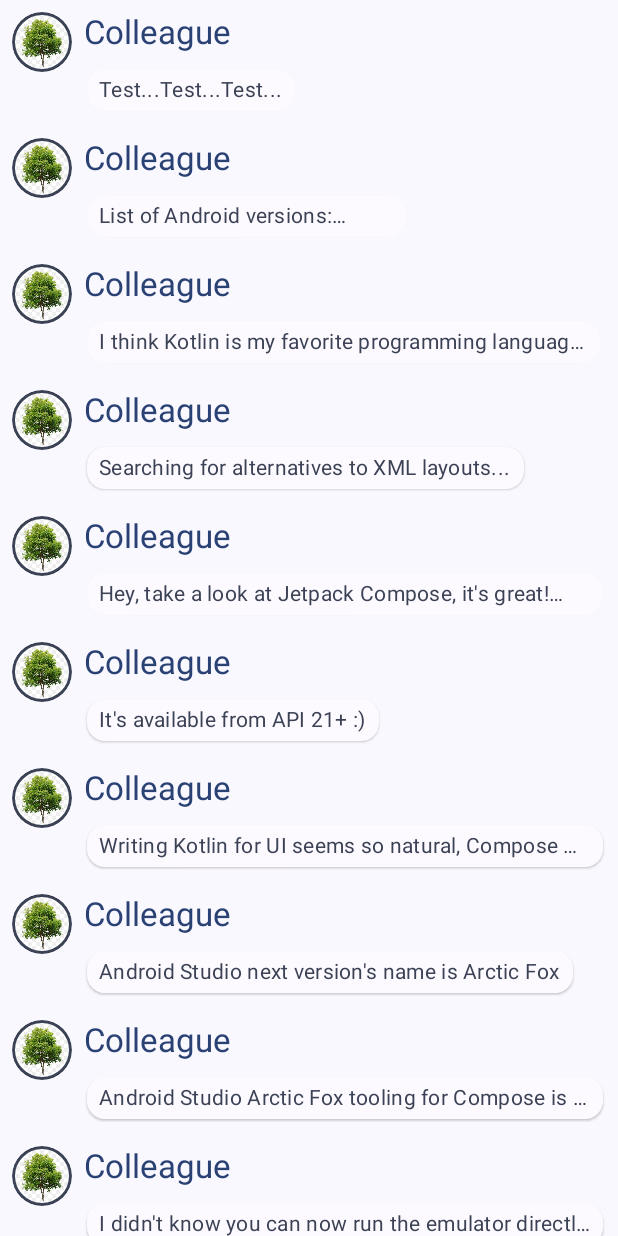
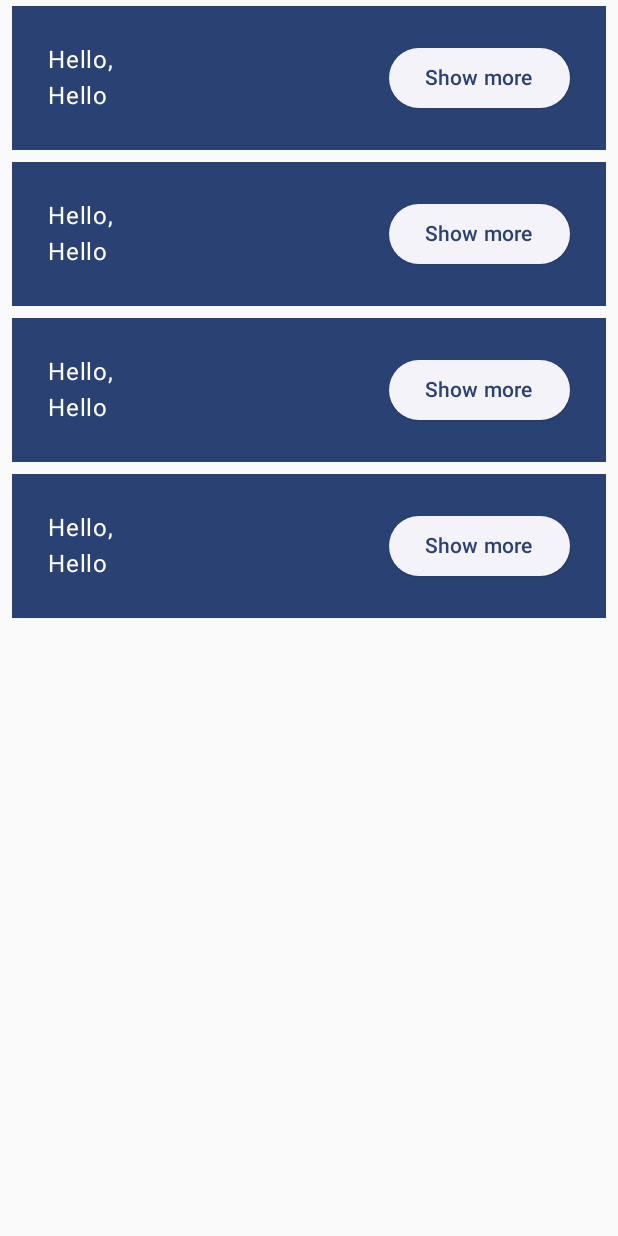
Before and after one commit to Ojongseok/Compose_CodeLab_Tutorial, an Android app built with Jetpack Compose: the screen it shows after launch (MainActivity), on a phone screen of 412 x 824 dp. Run offline under Robolectric (Android 15) with nearby library versions, the phone set to English and light mode, and no system bars.

```diff
--- a/app/src/main/java/com/example/composetutorial/MainActivity.kt
+++ b/app/src/main/java/com/example/composetutorial/MainActivity.kt
@@ -1,114 +1,75 @@
 package com.example.composetutorial
 
 import android.os.Bundle
+import android.widget.Toast
 import androidx.activity.ComponentActivity
 import androidx.activity.compose.setContent
-import androidx.compose.animation.animateColorAsState
-import androidx.compose.animation.animateContentSize
-import androidx.compose.foundation.Image
-import androidx.compose.foundation.border
-import androidx.compose.foundation.clickable
+import androidx.compose.foundation.BorderStroke
+import androidx.compose.foundation.background
 import androidx.compose.foundation.layout.Column
+import androidx.compose.foundation.layout.PaddingValues
 import androidx.compose.foundation.layout.Row
-import androidx.compose.foundation.layout.Spacer
-import androidx.compose.foundation.layout.height
+import androidx.compose.foundation.layout.fillMaxWidth
 import androidx.compose.foundation.layout.padding
-import androidx.compose.foundation.layout.size
-import androidx.compose.foundation.layout.width
-import androidx.compose.foundation.lazy.LazyColumn
-import androidx.compose.foundation.lazy.items
-import androidx.compose.foundation.shape.CircleShape
+import androidx.compose.material3.ElevatedButton
 import androidx.compose.material3.MaterialTheme
+import androidx.compose.material3.OutlinedButton
 import androidx.compose.material3.Surface
 import androidx.compose.material3.Text
 import androidx.compose.runtime.Composable
-import androidx.compose.runtime.getValue
-import androidx.compose.runtime.mutableStateOf
-import androidx.compose.runtime.remember
-import androidx.compose.runtime.setValue
 import androidx.compose.ui.Modifier
-import androidx.compose.ui.draw.clip
-import androidx.compose.ui.res.painterResource
-import androidx.compose.ui.text.style.TextOverflow
+import androidx.compose.ui.graphics.Color
+import androidx.compose.ui.platform.LocalContext
+import androidx.compose.ui.text.font.FontStyle
+import androidx.compose.ui.text.font.FontWeight
 import androidx.compose.ui.tooling.preview.Preview
 import androidx.compose.ui.unit.dp
+import androidx.compose.ui.unit.sp
 import com.example.composetutorial.ui.theme.ComposeTutorialTheme
 
 class MainActivity : ComponentActivity() {
     override fun onCreate(savedInstanceState: Bundle?) {
         super.onCreate(savedInstanceState)
+
         setContent {
             ComposeTutorialTheme {
-                Surface {
-                    Conversation(messages = SampleData.conversationSample)
+                Column {
+                    repeat(4) {
+                        MyApp()
+                    }
                 }
             }
         }
     }
 }
 
-data class Message(val author: String, val body: String)
-
 @Composable
-fun MessageCard(msg: Message) {
-    Row(modifier = Modifier.padding(all = 8.dp)) {
-        Image(
-            painter = painterResource(id = R.drawable.sample_image),
-            contentDescription = "sample",
-            modifier = Modifier
-                .size(40.dp)
-                .clip(CircleShape)
-                .border(2.dp, MaterialTheme.colorScheme.secondary, CircleShape)
-        )
-        Spacer(modifier = Modifier.width(8.dp))
-
-        var isExpended by remember {
-            mutableStateOf(false)
-        }
-        val surfaceColor by animateColorAsState(
-            if (isExpended) MaterialTheme.colorScheme.inversePrimary else MaterialTheme.colorScheme.inverseOnSurface
-        )
-
-        Column(modifier = Modifier.clickable { isExpended = !isExpended }) {
-            Text(
-                text = msg.author,
-                color = MaterialTheme.colorScheme.primary,
-                style = MaterialTheme.typography.titleLarge
-            )
-            Spacer(modifier = Modifier.height(8.dp))
-            Surface(
-                shape = MaterialTheme.shapes.medium,
-                shadowElevation = 1.dp,
-                color = surfaceColor,
-                modifier = Modifier.animateContentSize().padding(2.dp)
+private fun MyApp(
+    modifier: Modifier = Modifier,
+    names: List<String> = listOf("Hello", "World")
+) {
+    Surface(
+        color = MaterialTheme.colorScheme.primary,
+        modifier = Modifier.padding(vertical = 4.dp, horizontal = 8.dp)
+    ) {
+        Row(modifier = Modifier.padding(24.dp)) {
+            Column(modifier = Modifier.weight(1f)) {
+                Text(text = "Hello, ")
+                Text(text = names[0])
+            }
+            ElevatedButton(
+                onClick = { /* TODO */ }
             ) {
-                Text(
-                    modifier = Modifier.padding(vertical = 4.dp, horizontal = 8.dp),
-                    text = msg.body,
-                    color = MaterialTheme.colorScheme.secondary,
-                    style = MaterialTheme.typography.bodyMedium,
-                    maxLines = if (isExpended) Int.MAX_VALUE else 1,
-                    overflow = TextOverflow.Ellipsis
-                )
-
+                Text("Show more")
             }
         }
     }
 }
 
+@Preview(showBackground = true)
 @Composable
-fun Conversation(messages: List<Message>) {
-    LazyColumn {
-        items(messages) {msg ->
-            MessageCard(msg = msg)
-        }
+private fun previewGreeting() {
+    ComposeTutorialTheme {
+        MyApp(names = listOf("일","이", "삼", "사"))
     }
 }
-
-@Preview
-@Composable
-fun previewConversation() {
-    ComposeTutorialTheme {
-        Conversation(messages = SampleData.conversationSample)
-    }
-}
--- a/app/src/main/java/com/example/composetutorial/SampleData.kt
+++ /dev/null
@@ -1,72 +0,0 @@
-package com.example.composetutorial
-
-object SampleData {
-    // Sample conversation data
-    val conversationSample = listOf(
-        Message(
-            "Colleague",
-            "Test...Test...Test..."
-        ),
-        Message(
-            "Colleague",
-            "List of Android versions:\n" +
-                    "Android KitKat (API 19)\n" +
-                    "Android Lollipop (API 21)\n" +
-                    "Android Marshmallow (API 23)\n" +
-                    "Android Nougat (API 24)\n" +
-                    "Android Oreo (API 26)\n" +
-                    "Android Pie (API 28)\n" +
-                    "Android 10 (API 29)\n" +
-                    "Android 11 (API 30)\n" +
-                    "Android 12 (API 31)\n"
-        ),
-        Message(
-            "Colleague",
-            "I think Kotlin is my favorite programming language.\n" +
-                    "It's so much fun!"
-        ),
-        Message(
-            "Colleague",
-            "Searching for alternatives to XML layouts..."
-        ),
-        Message(
-            "Colleague",
-            "Hey, take a look at Jetpack Compose, it's great!\n" +
-                    "It's the Android's modern toolkit for building native UI." +
-                    "It simplifies and accelerates UI development on Android." +
-                    "Less code, powerful tools, and intuitive Kotlin APIs :)"
-        ),
-        Message(
-            "Colleague",
-            "It's available from API 21+ :)"
-        ),
-        Message(
-            "Colleague",
-            "Writing Kotlin for UI seems so natural, Compose where have you been all my life?"
-        ),
-        Message(
-            "Colleague",
-            "Android Studio next version's name is Arctic Fox"
-        ),
-        Message(
-            "Colleague",
-            "Android Studio Arctic Fox tooling for Compose is top notch ^_^"
-        ),
-        Message(
-            "Colleague",
-            "I didn't know you can now run the emulator directly from Android Studio"
-        ),
-        Message(
-            "Colleague",
-            "Compose Previews are great to check quickly how a composable layout looks like"
-        ),
-        Message(
-            "Colleague",
-            "Previews are also interactive after enabling the experimental setting"
-        ),
-        Message(
-            "Colleague",
-            "Have you tried writing build.gradle with KTS?"
-        ),
-    )
-}
```
